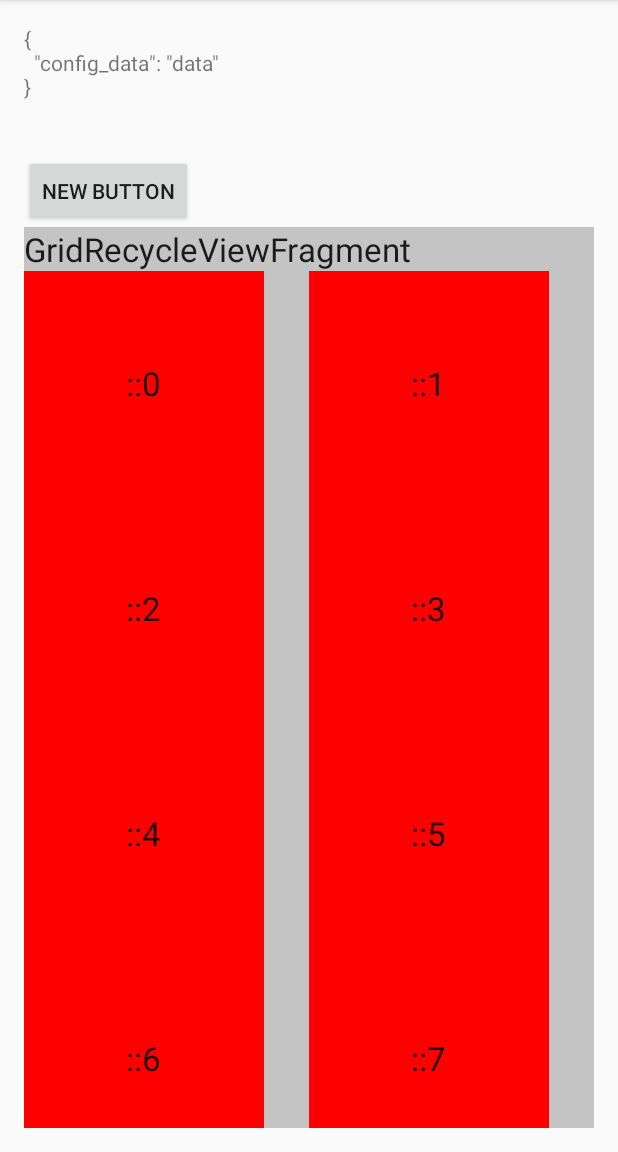
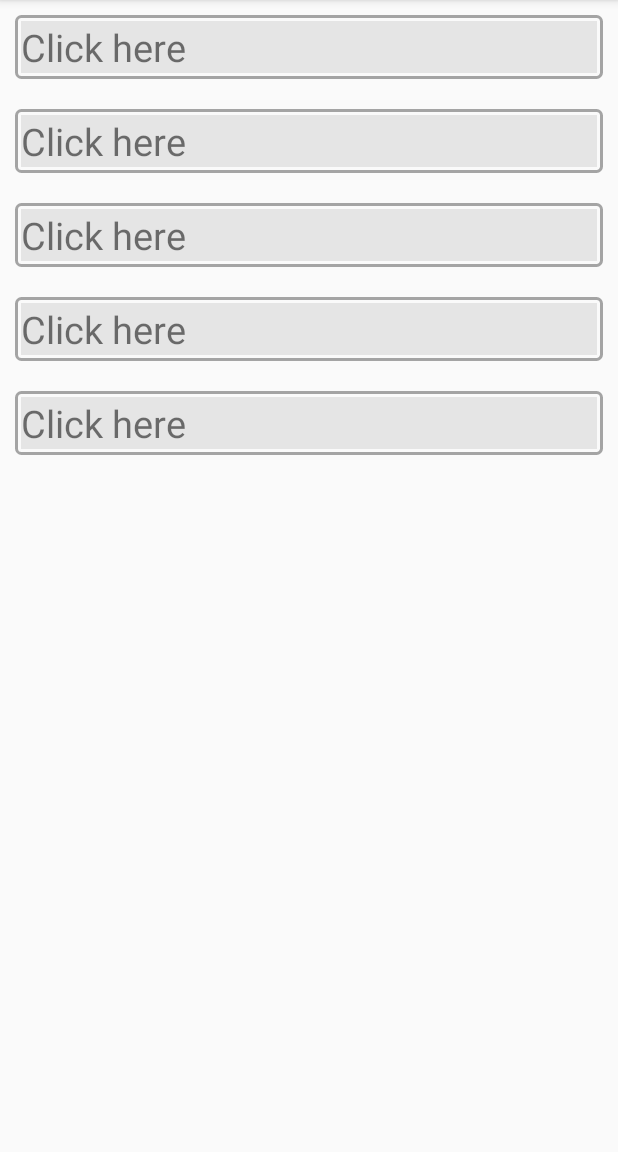
Before and after one commit to ganesanbbc/DesignPatterns, an Android app: the screen it shows after launch (MainActivity), on a phone screen of 412 x 824 dp, the part 84-1236 px from its top. Run offline under Robolectric (Android 15) with nearby library versions, the phone set to English and light mode, and no system bars; libraries missing offline, so code that uses them is left out: de.greenrobot.event; 1 statement that could not run was skipped.

Commit message:
Expandable RecycleView Fragment : Color updated

```diff
--- a/app/src/main/java/com/nsg/dp/MainActivity.java
+++ b/app/src/main/java/com/nsg/dp/MainActivity.java
@@ -3,7 +3,6 @@ package com.nsg.dp;
 import android.os.Bundle;
 import android.support.v4.app.FragmentTransaction;
 import android.support.v7.app.AppCompatActivity;
-import android.view.View;
 import android.widget.Button;
 import android.widget.LinearLayout;
 import android.widget.TextView;
@@ -12,7 +11,7 @@ import com.nsg.dp.dao.fetcher.AssetDataFetcher;
 import com.nsg.dp.dao.fetcher.DataFetcher;
 import com.nsg.dp.dao.fetcher.DataFetcherCallBack;
 import com.nsg.dp.events.UpdateStatusEvent;
-import com.nsg.dp.gridsample.GridFragment;
+import com.nsg.dp.gridsample.InsideRecycleViewFragment;
 
 import de.greenrobot.event.EventBus;
 
@@ -28,14 +27,14 @@ public class MainActivity extends AppCompatActivity implements MainActivityPrese
         super.onCreate(savedInstanceState);
         setContentView(R.layout.activity_main);
         mainActivityPresenter = new MainActivityImplementation(this);
-        button = (Button) findViewById(R.id.button);
-        button.setOnClickListener(new View.OnClickListener() {
-
-            @Override
-            public void onClick(View view) {
-                mainActivityPresenter.updateStatus();
-            }
-        });
+//        button = (Button) findViewById(R.id.button);
+//        button.setOnClickListener(new View.OnClickListener() {
+//
+//            @Override
+//            public void onClick(View view) {
+//                mainActivityPresenter.updateStatus();
+//            }
+//        });
         container = (LinearLayout) findViewById(R.id.container);
         loadFragment();
 
@@ -46,8 +45,10 @@ public class MainActivity extends AppCompatActivity implements MainActivityPrese
 //        SimpleRecycleViewFragment fragmentDemo = SimpleRecycleViewFragment.getInstance();
 //        MultiRecycleViewFragment fragmentDemo = MultiRecycleViewFragment.getInstance();
 //        ExpandableRecycleViewFragment fragmentDemo = ExpandableRecycleViewFragment.getInstance();
-        GridFragment fragmentDemo = new GridFragment();
+//        GridFragment fragmentDemo = new GridFragment();
+        InsideRecycleViewFragment fragmentDemo = new InsideRecycleViewFragment();
         ft.add(R.id.container, fragmentDemo, "sample");
+
         ft.commit();
     }
 
--- /dev/null
+++ b/app/src/main/java/com/nsg/dp/gridsample/InsideRecycleViewFragment.java
@@ -0,0 +1,97 @@
+package com.nsg.dp.gridsample;
+
+
+import android.os.Bundle;
+import android.support.annotation.Nullable;
+import android.support.v4.app.Fragment;
+import android.support.v7.widget.LinearLayoutManager;
+import android.support.v7.widget.RecyclerView;
+import android.view.LayoutInflater;
+import android.view.View;
+import android.view.ViewGroup;
+import android.widget.TextView;
+
+import com.nsg.dp.R;
+
+import java.util.HashMap;
+import java.util.Map;
+
+/**
+ * Created by varshika on 05/08/16.
+ */
+public class InsideRecycleViewFragment extends Fragment {
+
+
+    private RecyclerView recycleView;
+    private TextView textView;
+
+    @Nullable
+    @Override
+    public View onCreateView(LayoutInflater inflater, @Nullable ViewGroup container, @Nullable Bundle savedInstanceState) {
+        return inflater.inflate(R.layout.recycleview_sample, null);
+    }
+
+
+    @Override
+    public void onViewCreated(View view, @Nullable Bundle savedInstanceState) {
+        super.onViewCreated(view, savedInstanceState);
+
+        recycleView = (RecyclerView) view.findViewById(R.id.recycleview);
+        recycleView.setHasFixedSize(true);
+        recycleView.setLayoutManager(new LinearLayoutManager(getActivity()));
+
+        recycleView.setAdapter(new GridAdapter());
+
+    }
+
+    private class GridAdapter extends RecyclerView.Adapter<SampleViewHolder> {
+
+        private Map<Integer, Boolean> expandMap = new HashMap();
+
+        @Override
+        public SampleViewHolder onCreateViewHolder(ViewGroup parent, int viewType) {
+            return new SampleViewHolder(LayoutInflater.from(parent.getContext()).
+                    inflate(R.layout.recycleview1, parent, false));
+        }
+
+        @Override
+        public void onBindViewHolder(final SampleViewHolder holder, final int position) {
+            holder.recycleView.setHasFixedSize(true);
+            holder.recycleView.setLayoutManager(new LinearLayoutManager(getActivity()));
+            holder.recycleView.setAdapter(new MyAdapter());
+
+            holder.textView1.setOnClickListener(new View.OnClickListener() {
+                @Override
+                public void onClick(View view) {
+                    boolean expanded = false;
+                    if (expandMap.get(position) != null)
+                        expanded = expandMap.get(position);
+
+                    if (expanded) {
+                        holder.recycleView.setVisibility(View.GONE);
+                    } else {
+                        holder.recycleView.setVisibility(View.VISIBLE);
+                    }
+                    expandMap.put(position, !expanded);
+                }
+            });
+
+        }
+
+        @Override
+        public int getItemCount() {
+            return 5;
+        }
+    }
+
+    private class SampleViewHolder extends RecyclerView.ViewHolder {
+        private final RecyclerView recycleView;
+        private final TextView textView1;
+
+        public SampleViewHolder(View itemView) {
+            super(itemView);
+            recycleView = (RecyclerView) itemView.findViewById(R.id.recycleview);
+            textView1 = (TextView) itemView.findViewById(R.id.textView4);
+        }
+    }
+}
--- /dev/null
+++ b/app/src/main/java/com/nsg/dp/gridsample/MyAdapter.java
@@ -0,0 +1,37 @@
+package com.nsg.dp.gridsample;
+
+import android.support.v7.widget.RecyclerView;
+import android.view.LayoutInflater;
+import android.view.View;
+import android.view.ViewGroup;
+
+import com.nsg.dp.R;
+
+/**
+ * Created by varshika on 17/08/16.
+ */
+public class MyAdapter extends RecyclerView.Adapter<MyAdapter.MyViewHolder> {
+
+
+    @Override
+    public MyViewHolder onCreateViewHolder(ViewGroup parent, int viewType) {
+        return new MyViewHolder(LayoutInflater.from(parent.getContext()).
+                inflate(R.layout.list_header, parent, false));
+    }
+
+    @Override
+    public void onBindViewHolder(MyViewHolder holder, int position) {
+    }
+
+    @Override
+    public int getItemCount() {
+        return 10;
+    }
+
+    public static class MyViewHolder extends RecyclerView.ViewHolder {
+
+        public MyViewHolder(View itemView) {
+            super(itemView);
+        }
+    }
+}
--- /dev/null
+++ b/app/src/main/res/drawable/rounded_corner.xml
@@ -0,0 +1,18 @@
+<?xml version="1.0" encoding="utf-8"?>
+<shape xmlns:android="http://schemas.android.com/apk/res/android"
+    android:shape="rectangle">
+    <!-- view background color -->
+    <solid android:color="#fafafa"></solid>
+    <!-- view border color and width -->
+    <stroke
+        android:width="2dp"
+        android:color="#a4a4a4"></stroke>
+    <!-- If you want to add some padding -->
+    <padding
+        android:bottom="4dp"
+        android:left="4dp"
+        android:right="4dp"
+        android:top="4dp"></padding>
+    <!-- Here is the corner radius -->
+    <corners android:radius="3dp"></corners>
+</shape>
--- a/app/src/main/res/layout/activity_main.xml
+++ b/app/src/main/res/layout/activity_main.xml
@@ -3,37 +3,34 @@
     xmlns:tools="http://schemas.android.com/tools"
     android:layout_width="match_parent"
     android:layout_height="match_parent"
-    android:paddingBottom="@dimen/activity_vertical_margin"
-    android:paddingLeft="@dimen/activity_horizontal_margin"
-    android:paddingRight="@dimen/activity_horizontal_margin"
-    android:paddingTop="@dimen/activity_vertical_margin"
     tools:context="com.nsg.dp.MainActivity">
 
     <TextView
+        android:id="@+id/textView"
         android:layout_width="wrap_content"
         android:layout_height="wrap_content"
         android:text="Hello World!"
-        android:id="@+id/textView" />
+        android:visibility="gone" />
 
     <Button
+        android:id="@+id/button"
         android:layout_width="wrap_content"
         android:layout_height="wrap_content"
-        android:text="New Button"
-        android:id="@+id/button"
-        android:layout_below="@+id/textView"
         android:layout_alignParentLeft="true"
         android:layout_alignParentStart="true"
-        android:layout_marginTop="36dp" />
+        android:layout_below="@+id/textView"
+        android:layout_marginTop="36dp"
+        android:text="New Button"
+        android:visibility="gone" />
 
     <LinearLayout
         android:id="@+id/container"
-        android:orientation="horizontal"
         android:layout_width="match_parent"
-        android:background="#c4c4c4"
         android:layout_height="match_parent"
+        android:layout_alignParentLeft="true"
+        android:layout_alignParentStart="true"
         android:layout_below="@+id/button"
-        android:layout_alignParentLeft="true"
-        android:layout_alignParentStart="true"></LinearLayout>
+        android:orientation="horizontal"></LinearLayout>
 
 
 </RelativeLayout>
--- a/app/src/main/res/layout/list_header.xml
+++ b/app/src/main/res/layout/list_header.xml
@@ -1,27 +1,28 @@
-<LinearLayout
-    xmlns:android="http://schemas.android.com/apk/res/android"
+<LinearLayout xmlns:android="http://schemas.android.com/apk/res/android"
+    android:layout_width="match_parent"
+    android:layout_height="wrap_content"
+    android:background="#424242"
     android:orientation="horizontal"
+    android:paddingBottom="5dp"
+    android:paddingEnd="10dp"
     android:paddingLeft="13dp"
+    android:paddingRight="10dp"
     android:paddingStart="13dp"
-    android:paddingRight="10dp"
-    android:paddingEnd="10dp"
-    android:paddingTop="5dp"
-    android:background="#424242"
-    android:paddingBottom="5dp"
-    android:layout_width="match_parent"
-    android:layout_height="wrap_content">
+    android:paddingTop="5dp">
+
     <TextView
         android:id="@+id/header_title"
-        android:textColor="#FAFAFA"
-        android:textSize="18sp"
-        android:gravity="center_vertical"
         android:layout_width="0dp"
         android:layout_height="match_parent"
-        android:layout_weight="1"/>
+        android:layout_weight="1"
+        android:gravity="center_vertical"
+        android:textColor="#FAFAFA"
+        android:textSize="18sp" />
+
     <ImageView
         android:id="@+id/btn_expand_toggle"
-        android:src="@drawable/circle_plus"
         android:layout_width="30dp"
         android:layout_height="30dp"
-        android:layout_weight="0"/>
+        android:layout_weight="0"
+        android:src="@drawable/circle_plus" />
 </LinearLayout>
--- /dev/null
+++ b/app/src/main/res/layout/recycleview1.xml
@@ -0,0 +1,28 @@
+<?xml version="1.0" encoding="utf-8"?>
+<RelativeLayout xmlns:android="http://schemas.android.com/apk/res/android"
+    android:layout_width="match_parent"
+    android:layout_margin="10dp"
+    android:layout_height="wrap_content"
+    android:background="@drawable/rounded_corner"
+    android:orientation="vertical">
+
+
+    <TextView
+        android:id="@+id/textView4"
+        android:layout_width="match_parent"
+        android:layout_height="wrap_content"
+        android:layout_alignParentTop="true"
+        android:text="Click here"
+        android:background="#65c4c4c4"
+        android:textSize="25sp" />
+
+    <android.support.v7.widget.RecyclerView
+        android:id="@+id/recycleview"
+        android:layout_width="match_parent"
+        android:layout_height="match_parent"
+        android:layout_below="@+id/textView4"
+        android:padding="10dp"
+        android:scrollbars="vertical"
+        android:visibility="gone" />
+
+</RelativeLayout>
--- a/app/src/main/res/layout/recycleview_sample.xml
+++ b/app/src/main/res/layout/recycleview_sample.xml
@@ -1,27 +1,13 @@
 <?xml version="1.0" encoding="utf-8"?>
-<RelativeLayout xmlns:android="http://schemas.android.com/apk/res/android"
+<LinearLayout xmlns:android="http://schemas.android.com/apk/res/android"
     android:layout_width="match_parent"
     android:layout_height="match_parent"
     android:orientation="vertical">
 
-
     <android.support.v7.widget.RecyclerView
         android:id="@+id/recycleview"
         android:layout_width="match_parent"
-        android:layout_height="match_parent"
-        android:scrollbars="vertical"
-        android:layout_below="@+id/textView2" />
-
-    <TextView
-        android:layout_width="wrap_content"
-        android:layout_height="wrap_content"
-        android:textAppearance="?android:attr/textAppearanceLarge"
-        android:text="Fragment"
-        android:id="@+id/textView2"
-        android:clipToPadding="false"
-        android:layout_alignParentTop="true"
-        android:layout_alignParentLeft="true"
-        android:layout_alignParentStart="true"
-        android:layout_alignParentRight="true"
-        android:layout_alignParentEnd="true" />
-</RelativeLayout>
+        android:layout_height="466dp"
+        android:layout_below="@+id/textView2"
+        android:scrollbars="vertical" />
+</LinearLayout>
```
